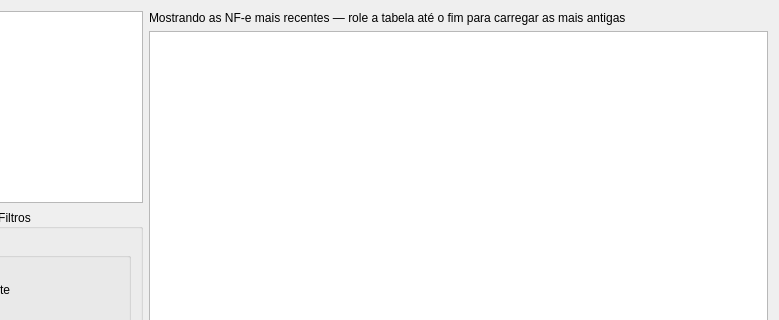
The window that ui/widgetnfesaida.ui (darktorres/ERP-STACCATO) describes before a commit, drawn with Qt 5; both pictures show x 124 to 903 and y 0 to 320 of the 903 by 454 pixel window.
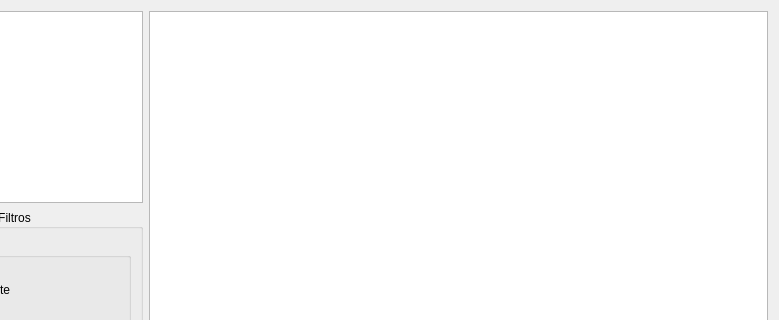
The same window after the commit. Custom widgets are drawn as their Qt base class.

Commit message:
NFe: remove aviso "mostrando as mais recentes" acima da tabela
Nao faz mais sentido com a paginacao por scroll: rolar ate o fim ja
carrega o restante do historico, sem precisar avisar o usuario disso.

```diff
--- a/ui/widgetnfesaida.ui
+++ b/ui/widgetnfesaida.ui
@@ -222,16 +222,6 @@
    </item>
    <item row="0" column="1">
     <layout class="QVBoxLayout" name="verticalLayoutTable">
-     <item>
-      <widget class="QLabel" name="labelLimitado">
-       <property name="text">
-        <string>Mostrando as NF-e mais recentes — role a tabela até o fim para carregar as mais antigas</string>
-       </property>
-       <property name="visible">
-        <bool>false</bool>
-       </property>
-      </widget>
-     </item>
      <item>
       <widget class="TableView" name="table">
        <property name="mouseTracking">
```
The commit also changes 3 other files.
